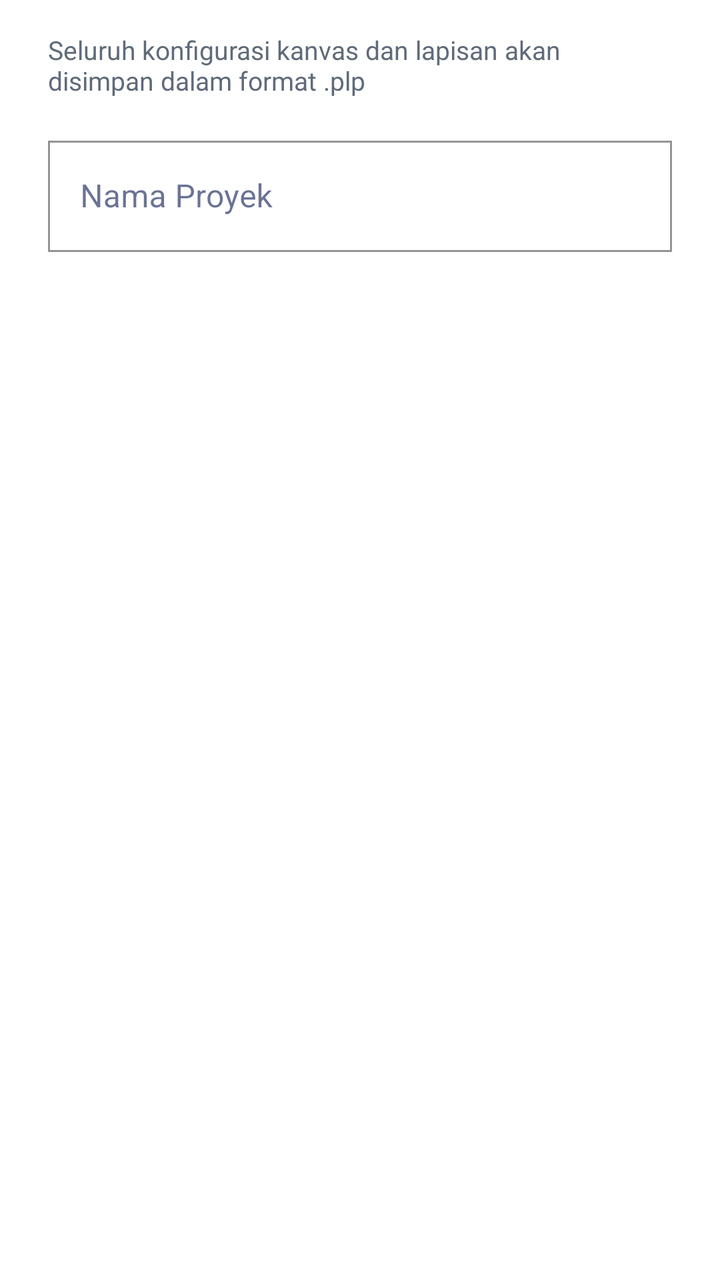
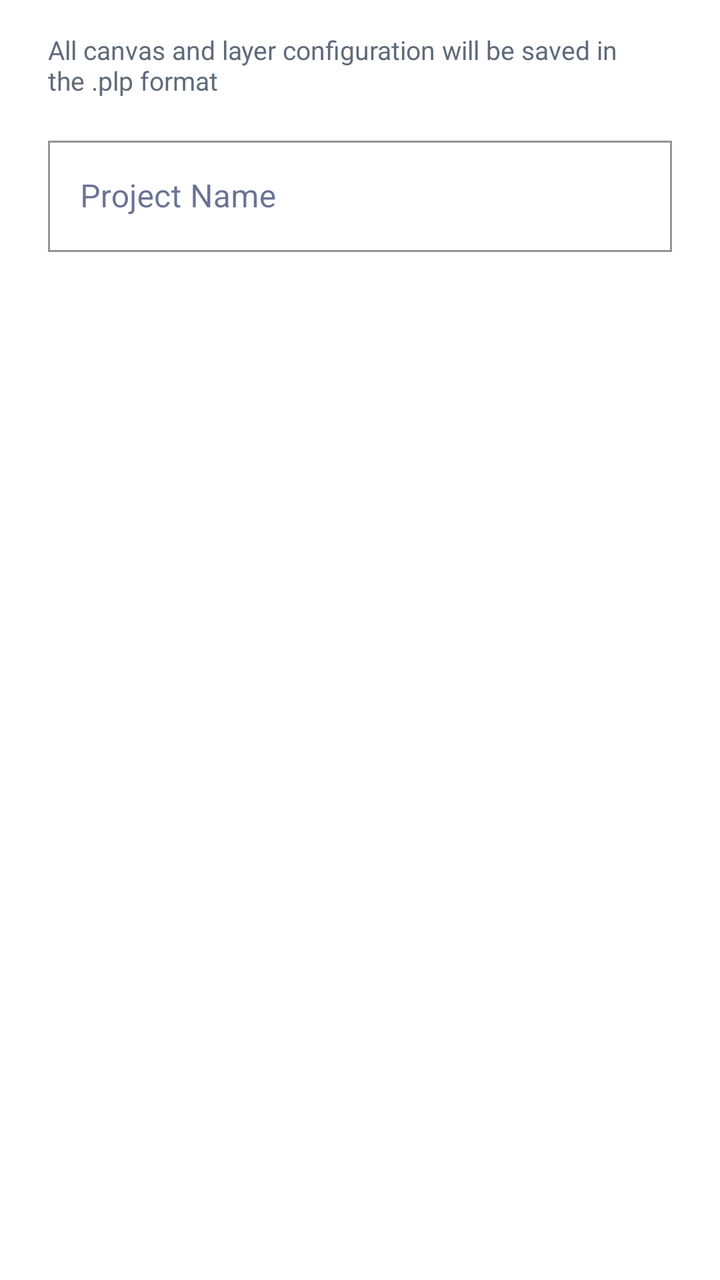

Before-and-after screenshots of an Android layout around one commit, followed by the original layout XML and the change that was made.
<!-- AndroidManifest.xml: application theme AppTheme -->
<!-- res/layout/dialog_save_project.xml -->
<?xml version="1.0" encoding="utf-8"?>
<LinearLayout xmlns:android="http://schemas.android.com/apk/res/android"
    xmlns:app="http://schemas.android.com/apk/res-auto"
    android:layout_width="match_parent"
    android:layout_height="wrap_content"
    android:orientation="vertical"
    android:paddingStart="24dp"
    android:paddingTop="16dp"
    android:paddingEnd="24dp"
    android:paddingBottom="8dp">

    <TextView
        android:id="@+id/tvSaveSubtitle"
        android:layout_width="match_parent"
        android:layout_height="wrap_content"
        android:text="Seluruh konfigurasi kanvas dan lapisan akan disimpan dalam format .plp"
        android:textColor="@color/light_text_secondary"
        android:textSize="13sp"
        android:layout_marginBottom="16dp" />

    <com.google.android.material.textfield.TextInputLayout
        android:id="@+id/tilProjectName"
        style="@style/Widget.MaterialComponents.TextInputLayout.OutlinedBox"
        android:layout_width="match_parent"
        android:layout_height="wrap_content"
        android:hint="Nama Proyek"
        app:boxStrokeColor="#18C8F5"
        app:hintTextColor="#18C8F5">

        <com.google.android.material.textfield.TextInputEditText
            android:id="@+id/etProjectName"
            android:layout_width="match_parent"
            android:layout_height="wrap_content"
            android:inputType="textCapWords|textNoSuggestions"
            android:maxLines="1"
            android:singleLine="true"
            android:textColor="@color/light_text_primary"
            android:textSize="16sp" />

    </com.google.android.material.textfield.TextInputLayout>

</LinearLayout>
<!-- resources referenced by this layout -->
<resources>
  <color name="light_text_primary">#1A1A1A</color>
  <color name="light_text_secondary">#5F6B7A</color>
  <color name="white">#fff</color>
  <color name="black">#000</color>
  <color name="brand_navy">#07164F</color>
  <color name="brand_blue">#1769FF</color>
  <color name="gray">#616161</color>
  <style name="AppTextInputLayout" parent="Widget.MaterialComponents.TextInputLayout.OutlinedBox.Dense">
          <item name="boxStrokeColor">@color/brand_blue</item>
          <item name="counterTextColor">@color/gray</item>
          <item name="hintTextColor">@color/gray</item>
          <item name="boxCornerRadiusBottomEnd">0dp</item>
          <item name="boxCornerRadiusBottomStart">0dp</item>
          <item name="boxCornerRadiusTopStart">0dp</item>
          <item name="boxCornerRadiusTopEnd">0dp</item>
      </style>
  <style name="AppBottomNavigation" parent="Widget.MaterialComponents.BottomNavigationView.Colored">
  
      </style>
  <style name="AppButton" parent="Widget.MaterialComponents.Button.UnelevatedButton">
          <item name="strokeColor">@color/brand_blue</item>
          <item name="strokeWidth">1dp</item>
          <item name="android:textColor">@color/brand_blue</item>
      </style>
  <style name="ButtonText" parent="TextAppearance.MaterialComponents.Button">
          <item name="fontFamily">@font/raleway_semibold</item>
      </style>
  <style name="Body1Text" parent="TextAppearance.MaterialComponents.Body1">
          <item name="fontFamily">@font/raleway_semibold</item>
      </style>
  <style name="Body2Text" parent="TextAppearance.MaterialComponents.Body2">
          <item name="fontFamily">@font/raleway_semibold</item>
      </style>
  <style name="CaptionText" parent="TextAppearance.MaterialComponents.Caption">
          <item name="fontFamily">@font/raleway_semibold</item>
      </style>
  <style name="Headline4Text" parent="TextAppearance.MaterialComponents.Headline6">
          <item name="fontFamily">@font/raleway_semibold</item>
      </style>
  <style name="Headline5Text" parent="TextAppearance.MaterialComponents.Headline6">
          <item name="fontFamily">@font/raleway_semibold</item>
      </style>
  <style name="Headline6Text" parent="TextAppearance.MaterialComponents.Headline6">
          <item name="fontFamily">@font/raleway_semibold</item>
      </style>
  <style name="AppFloatingActionButton" parent="Widget.MaterialComponents.FloatingActionButton">
          <item name="shapeAppearanceOverlay">@style/FloatingActionButton</item>
      </style>
  <style name="SmallComponent" parent="ShapeAppearance.MaterialComponents.SmallComponent">
          <item name="cornerFamily">cut</item>
          <item name="cornerSize">0dp</item>
      </style>
  <style name="MediumComponent" parent="ShapeAppearance.MaterialComponents.MediumComponent">
          <item name="cornerFamily">cut</item>
          <item name="cornerSize">0dp</item>
      </style>
  <style name="LargeComponent" parent="ShapeAppearance.MaterialComponents.LargeComponent">
          <item name="cornerFamily">cut</item>
          <item name="cornerSize">0dp</item>
      </style>
  <style name="FloatingActionButton" parent="ShapeAppearanceOverlay.MaterialComponents.FloatingActionButton">
      </style>
  <!-- unchanged entries left out for length: 1 -->
</resources>

<!-- the commit's change to res/layout/dialog_save_project.xml (unified diff, before → after) -->
@@ -13,7 +13,7 @@
         android:id="@+id/tvSaveSubtitle"
         android:layout_width="match_parent"
         android:layout_height="wrap_content"
-        android:text="Seluruh konfigurasi kanvas dan lapisan akan disimpan dalam format .plp"
+        android:text="All canvas and layer configuration will be saved in the .plp format"
         android:textColor="@color/light_text_secondary"
         android:textSize="13sp"
         android:layout_marginBottom="16dp" />
@@ -23,7 +23,7 @@
         style="@style/Widget.MaterialComponents.TextInputLayout.OutlinedBox"
         android:layout_width="match_parent"
         android:layout_height="wrap_content"
-        android:hint="Nama Proyek"
+        android:hint="Project Name"
         app:boxStrokeColor="#18C8F5"
         app:hintTextColor="#18C8F5">
 
